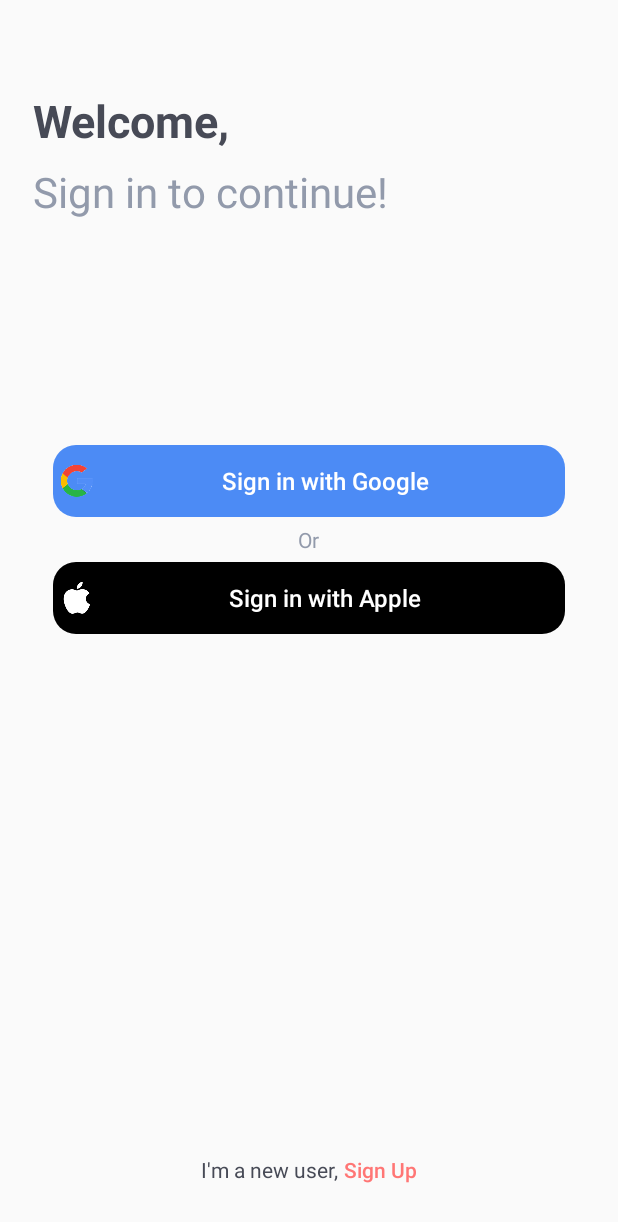
After one commit to GeraudLuku/TenantsandLandlords, an Android app: the RegistrationActivity screen opened directly, with no data from a screen before it, on a phone screen of 412 x 824 dp. The commit adds this screen. Shown: the top 1222 px of the screen. Run offline under Robolectric (Android 15) with nearby library versions, the phone set to English and light mode, and no system bars; our stand-ins replace Firebase (no records; nobody signed in at launch, a user with empty details on screens opened directly); libraries missing offline, so code that uses them is left out: com.onurkagan.ksnack_lib; 1 statement that could not run was skipped.

Commit message:
replaced Login and Signup Activities with a single Jetpack navigation activity

```diff
--- a/app/build.gradle
+++ b/app/build.gradle
@@ -34,6 +34,7 @@ dependencies {
     implementation 'com.google.firebase:firebase-database:19.3.0'
     implementation 'com.google.firebase:firebase-auth:19.3.1'
     implementation 'com.google.android.gms:play-services-auth:18.1.0'
+    implementation 'androidx.legacy:legacy-support-v4:1.0.0'
     testImplementation 'junit:junit:4.12'
     androidTestImplementation 'androidx.test.ext:junit:1.1.2'
     androidTestImplementation 'androidx.test.espresso:espresso-core:3.3.0'
--- a/app/src/main/AndroidManifest.xml
+++ b/app/src/main/AndroidManifest.xml
@@ -11,8 +11,7 @@
         android:roundIcon="@mipmap/ic_launcher_round"
         android:supportsRtl="true"
         android:theme="@style/AppTheme">
-        <activity android:name=".registration.SignupActivity"></activity>
-        <activity android:name=".registration.LoginActivity" />
+        <activity android:name=".registration.RegistrationActivity" />
         <activity android:name=".onboarding.OnboardingActivity" />
         <activity
             android:name=".launcher.SplashActivity"
--- a/app/src/main/java/com/example/tenantsandlandlords/MainActivity.kt
+++ b/app/src/main/java/com/example/tenantsandlandlords/MainActivity.kt
@@ -3,7 +3,7 @@ package com.example.tenantsandlandlords
 import android.content.Intent
 import android.os.Bundle
 import androidx.appcompat.app.AppCompatActivity
-import com.example.tenantsandlandlords.registration.LoginActivity
+import com.example.tenantsandlandlords.registration.RegistrationActivity
 import com.google.firebase.auth.FirebaseAuth
 import com.onurkagan.ksnack_lib.Animations.Fade
 import com.onurkagan.ksnack_lib.MinimalKSnack.MinimalKSnack
@@ -35,7 +35,7 @@ class MainActivity : AppCompatActivity() {
             FirebaseAuth.getInstance()
                 .signOut()
             //send user to login activity
-            startActivity(Intent(this, LoginActivity::class.java))
+            startActivity(Intent(this, RegistrationActivity::class.java))
             finish()
         }
     }
--- a/app/src/main/java/com/example/tenantsandlandlords/onboarding/OnboardingActivity.kt
+++ b/app/src/main/java/com/example/tenantsandlandlords/onboarding/OnboardingActivity.kt
@@ -9,7 +9,7 @@ import androidx.appcompat.app.AppCompatActivity
 import androidx.core.content.ContextCompat
 import androidx.viewpager.widget.ViewPager.OnPageChangeListener
 import com.example.tenantsandlandlords.R
-import com.example.tenantsandlandlords.registration.SignupActivity
+import com.example.tenantsandlandlords.registration.RegistrationActivity
 import kotlinx.android.synthetic.main.activity_onboarding.*
 
 
@@ -38,7 +38,7 @@ class OnboardingActivity : AppCompatActivity() {
         nextBtn.setOnClickListener {
             if (mCurrentPage == mDots.size - 1) {
                 //navigate to sign up activity
-                startActivity(Intent(this, SignupActivity::class.java))
+                startActivity(Intent(this, RegistrationActivity::class.java))
                 //set sharedpreferences value for first time started the app to false
                 val prefs = getSharedPreferences("prefs", MODE_PRIVATE)
                 val editor = prefs.edit()
--- /dev/null
+++ b/app/src/main/java/com/example/tenantsandlandlords/registration/RegistrationActivity.kt
@@ -0,0 +1,12 @@
+package com.example.tenantsandlandlords.registration
+
+import android.os.Bundle
+import androidx.appcompat.app.AppCompatActivity
+import com.example.tenantsandlandlords.R
+
+class RegistrationActivity : AppCompatActivity() {
+    override fun onCreate(savedInstanceState: Bundle?) {
+        super.onCreate(savedInstanceState)
+        setContentView(R.layout.activity_registration)
+    }
+}
--- a/app/src/main/java/com/example/tenantsandlandlords/registration/LoginActivity.kt
+++ b/app/src/main/java/com/example/tenantsandlandlords/registration/feature/LoginFragment.kt
@@ -1,11 +1,14 @@
-package com.example.tenantsandlandlords.registration
+package com.example.tenantsandlandlords.registration.feature
 
 import android.content.Intent
 import android.os.Bundle
 import android.util.Log
+import android.view.LayoutInflater
 import android.view.View
-import androidx.appcompat.app.AppCompatActivity
-import com.example.tenantsandlandlords.MainActivity
+import android.view.ViewGroup
+import androidx.fragment.app.Fragment
+import androidx.navigation.NavController
+import androidx.navigation.fragment.findNavController
 import com.example.tenantsandlandlords.R
 import com.google.android.gms.auth.api.signin.GoogleSignIn
 import com.google.android.gms.auth.api.signin.GoogleSignInClient
@@ -16,9 +19,12 @@ import com.google.firebase.auth.GoogleAuthProvider
 import com.onurkagan.ksnack_lib.Animations.Fade
 import com.onurkagan.ksnack_lib.MinimalKSnack.MinimalKSnack
 import com.onurkagan.ksnack_lib.MinimalKSnack.MinimalKSnackStyle
-import kotlinx.android.synthetic.main.activity_login.*
+import kotlinx.android.synthetic.main.fragment_login.*
 
-class LoginActivity : AppCompatActivity() {
+class LoginFragment : Fragment() {
+
+    private lateinit var mNavController: NavController
+
     private lateinit var mGoogleSignInClient: GoogleSignInClient
     private lateinit var mAuth: FirebaseAuth
 
@@ -26,10 +32,19 @@ class LoginActivity : AppCompatActivity() {
 
     private val RC_SIGN_IN = 1234
 
+    override fun onCreateView(
+        inflater: LayoutInflater, container: ViewGroup?,
+        savedInstanceState: Bundle?
+    ): View? {
+        // Inflate the layout for this fragment
+        return inflater.inflate(R.layout.fragment_login, container, false)
+    }
 
-    override fun onCreate(savedInstanceState: Bundle?) {
-        super.onCreate(savedInstanceState)
-        setContentView(R.layout.activity_login)
+    override fun onViewCreated(view: View, savedInstanceState: Bundle?) {
+        super.onViewCreated(view, savedInstanceState)
+
+        //get navigation controller
+        mNavController = findNavController()
 
         mAuth = FirebaseAuth.getInstance()
 
@@ -41,8 +56,7 @@ class LoginActivity : AppCompatActivity() {
 
         //send user to sign up for a new account
         signupButton.setOnClickListener {
-            startActivity(Intent(this, SignupActivity::class.java))
-            finish()
+            mNavController.navigate(R.id.action_loginFragment_to_signupFragment)
         }
 
         //sign in user to app using google authentication
@@ -51,7 +65,9 @@ class LoginActivity : AppCompatActivity() {
             signIn()
             overlayView.visibility = View.VISIBLE
         }
+
     }
+
 
     //create google signin request
     fun googleSignupRequest() {
@@ -62,7 +78,9 @@ class LoginActivity : AppCompatActivity() {
             .build()
 
         // Build a GoogleSignInClient with the options specified by gso.
-        mGoogleSignInClient = GoogleSignIn.getClient(this, gso);
+        context?.let {
+            mGoogleSignInClient = GoogleSignIn.getClient(it, gso);
+        }
     }
 
     private fun signIn() {
@@ -94,7 +112,7 @@ class LoginActivity : AppCompatActivity() {
     private fun firebaseAuthWithGoogle(idToken: String) {
         val credential = GoogleAuthProvider.getCredential(idToken, null)
         mAuth.signInWithCredential(credential)
-            .addOnCompleteListener(this) { task ->
+            .addOnCompleteListener { task ->
                 if (task.isSuccessful) {
                     // Sign in success, update UI with the signed-in user's information
                     Log.d("Google", "signInWithCredential:success")
@@ -102,7 +120,7 @@ class LoginActivity : AppCompatActivity() {
                     val user = mAuth.currentUser
                     //send user to main activity
                     overlayView.visibility = View.INVISIBLE
-                    startActivity(Intent(this, MainActivity::class.java))
+                    mNavController.navigate(R.id.action_loginFragment_to_mainActivity)
                 } else {
                     // If sign in fails, display a message to the user.
                     Log.e("Google", "signInWithCredential:failure", task.exception)
--- /dev/null
+++ b/app/src/main/res/layout/activity_registration.xml
@@ -0,0 +1,21 @@
+<?xml version="1.0" encoding="utf-8"?>
+<androidx.constraintlayout.widget.ConstraintLayout xmlns:android="http://schemas.android.com/apk/res/android"
+    xmlns:app="http://schemas.android.com/apk/res-auto"
+    xmlns:tools="http://schemas.android.com/tools"
+    android:layout_width="match_parent"
+    android:layout_height="match_parent"
+    tools:context=".registration.RegistrationActivity">
+
+    <fragment
+        android:id="@+id/nav_host_fragment"
+        android:name="androidx.navigation.fragment.NavHostFragment"
+        android:layout_width="0dp"
+        android:layout_height="0dp"
+        app:defaultNavHost="true"
+        app:layout_constraintBottom_toBottomOf="parent"
+        app:layout_constraintLeft_toLeftOf="parent"
+        app:layout_constraintRight_toRightOf="parent"
+        app:layout_constraintTop_toTopOf="parent"
+        app:navGraph="@navigation/nav_graph" />
+
+</androidx.constraintlayout.widget.ConstraintLayout>
--- a/app/src/main/res/layout/activity_signup.xml
+++ b/app/src/main/res/layout/fragment_signup.xml
@@ -1,10 +1,8 @@
 <?xml version="1.0" encoding="utf-8"?>
 <androidx.constraintlayout.widget.ConstraintLayout xmlns:android="http://schemas.android.com/apk/res/android"
     xmlns:app="http://schemas.android.com/apk/res-auto"
-    xmlns:tools="http://schemas.android.com/tools"
     android:layout_width="match_parent"
-    android:layout_height="match_parent"
-    tools:context=".registration.SignupActivity">
+    android:layout_height="match_parent">
 
     <TextView
         android:id="@+id/textView"
--- /dev/null
+++ b/app/src/main/res/navigation/nav_graph.xml
@@ -0,0 +1,37 @@
+<?xml version="1.0" encoding="utf-8"?>
+<navigation xmlns:android="http://schemas.android.com/apk/res/android"
+    xmlns:app="http://schemas.android.com/apk/res-auto"
+    xmlns:tools="http://schemas.android.com/tools"
+    android:id="@+id/nav_graph"
+    app:startDestination="@id/loginFragment">
+
+    <fragment
+        android:id="@+id/signupFragment"
+        android:name="com.example.tenantsandlandlords.registration.feature.SignupFragment"
+        android:label="fragment_signup"
+        tools:layout="@layout/fragment_signup">
+        <action
+            android:id="@+id/action_signupFragment_to_loginFragment"
+            app:destination="@id/loginFragment" />
+        <action
+            android:id="@+id/action_signupFragment_to_mainActivity"
+            app:destination="@id/mainActivity" />
+    </fragment>
+    <fragment
+        android:id="@+id/loginFragment"
+        android:name="com.example.tenantsandlandlords.registration.feature.LoginFragment"
+        android:label="fragment_login"
+        tools:layout="@layout/fragment_login">
+        <action
+            android:id="@+id/action_loginFragment_to_signupFragment"
+            app:destination="@id/signupFragment" />
+        <action
+            android:id="@+id/action_loginFragment_to_mainActivity"
+            app:destination="@id/mainActivity" />
+    </fragment>
+    <activity
+        android:id="@+id/mainActivity"
+        android:name="com.example.tenantsandlandlords.MainActivity"
+        android:label="activity_main"
+        tools:layout="@layout/activity_main" />
+</navigation>
```
Also changed, not shown: app/src/main/java/com/example/tenantsandlandlords/launcher/SplashActivity.kt (+2 -5 lines), app/src/main/java/com/example/tenantsandlandlords/registration/feature/SignupFragment.kt (renamed from app/src/main/java/com/example/tenantsandlandlords/registration/SignupActivity.kt, +27 -18 lines), app/src/main/res/layout/fragment_login.xml (renamed from app/src/main/res/layout/activity_login.xml).
